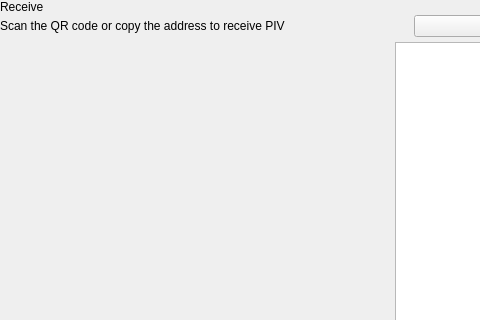
Above: src/qt/pivx/forms/receivewidget.ui from cimelli/RpdSource before the change; both pictures show x 0 to 480 and y 0 to 320 of the 629 by 629 pixel window. Below: the same form after it.
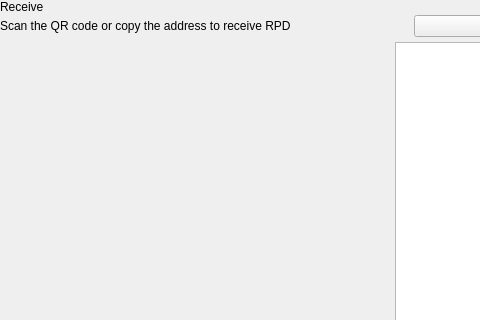
That is the form after the change. Custom widgets are drawn as their Qt base class.

What changed in the file:
```diff
--- a/src/qt/pivx/forms/receivewidget.ui
+++ b/src/qt/pivx/forms/receivewidget.ui
@@ -78,7 +78,7 @@
             <item alignment="Qt::AlignTop">
              <widget class="QLabel" name="labelSubtitle1">
               <property name="text">
-               <string>Scan the QR code or copy the address to receive PIV</string>
+               <string>Scan the QR code or copy the address to receive RPD</string>
               </property>
              </widget>
             </item>
```
Left out of the diff: 2 changed lines with no effect on the pictures.
